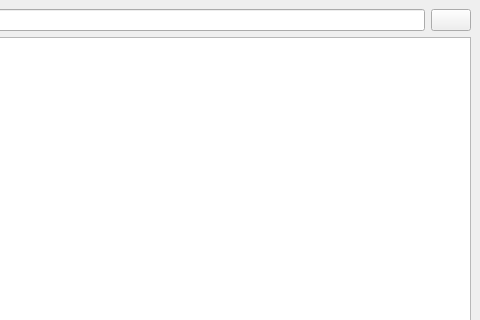
Qt form FoldersRename.ui (doubsman/FolderRename) before a commit; both pictures show x 720 to 1200 and y 0 to 320 of the 1200 by 800 pixel window.
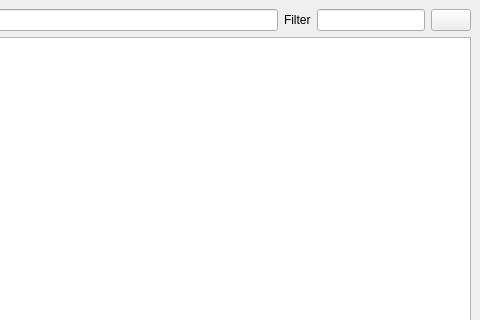
The same form after that commit.

Commit message: 0.93 add color line rename, title mode, debug

```diff
--- a/FoldersRename.ui
+++ b/FoldersRename.ui
@@ -23,6 +23,23 @@
       <item>
        <widget class="QLineEdit" name="lin_pathfolder"/>
       </item>
+      <item>
+       <widget class="QLabel" name="label">
+        <property name="text">
+         <string>Filter</string>
+        </property>
+       </widget>
+      </item>
+      <item>
+       <widget class="QLineEdit" name="lin_filter">
+        <property name="sizePolicy">
+         <sizepolicy hsizetype="Minimum" vsizetype="Fixed">
+          <horstretch>0</horstretch>
+          <verstretch>0</verstretch>
+         </sizepolicy>
+        </property>
+       </widget>
+      </item>
       <item>
        <widget class="QPushButton" name="btn_selectfolder">
         <property name="text">
```
The commit also changes 10 other files.
